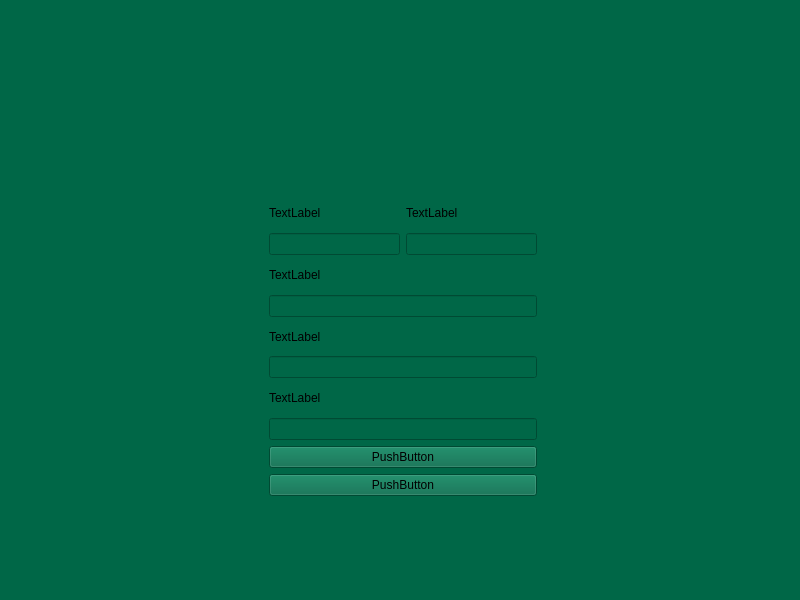
RyanLewis155/College-Portal-Project, file loginwindow.ui: the form before one commit.
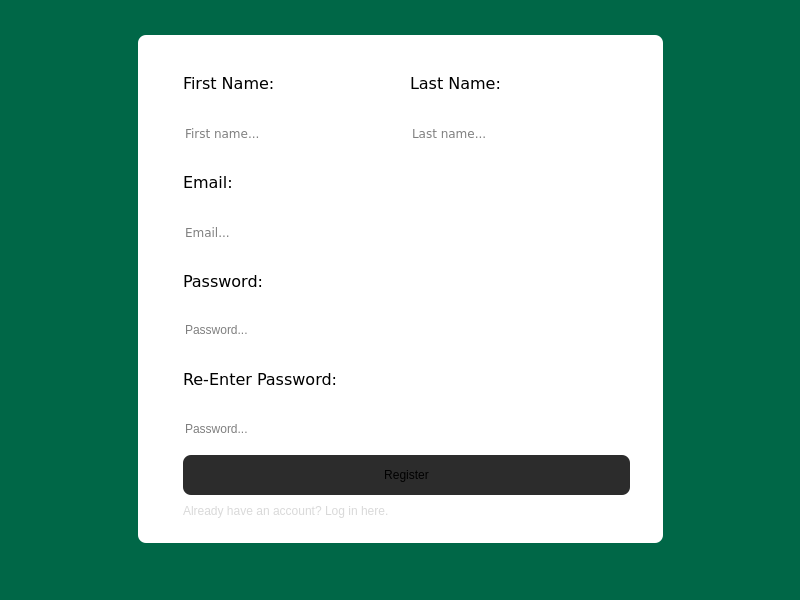
The form after the commit. The open tabs and pages were chosen to show the change.

What changed in the file:
```diff
--- a/loginwindow.ui
+++ b/loginwindow.ui
@@ -42,10 +42,29 @@
     </item>
     <item>
      <widget class="QStackedWidget" name="stackedWidget">
+      <property name="sizePolicy">
+       <sizepolicy hsizetype="Expanding" vsizetype="Expanding">
+        <horstretch>0</horstretch>
+        <verstretch>0</verstretch>
+       </sizepolicy>
+      </property>
       <widget class="QWidget" name="page_Login">
        <layout class="QGridLayout" name="gridLayout">
-        <item row="0" column="0">
-         <widget class="QFrame" name="frame">
+        <item row="2" column="0">
+         <spacer name="verticalSpacer">
+          <property name="orientation">
+           <enum>Qt::Orientation::Vertical</enum>
+          </property>
+          <property name="sizeHint" stdset="0">
+           <size>
+            <width>20</width>
+            <height>40</height>
+           </size>
+          </property>
+         </spacer>
+        </item>
+        <item row="1" column="0">
+         <widget class="QFrame" name="frame_Login">
           <property name="sizePolicy">
            <sizepolicy hsizetype="Fixed" vsizetype="Fixed">
             <horstretch>0</horstretch>
@@ -291,7 +310,7 @@
              </widget>
             </item>
             <item row="4" column="0">
-             <widget class="QPushButton" name="pushButton_Register">
+             <widget class="QPushButton" name="pushButton_Registration">
               <property name="sizePolicy">
                <sizepolicy hsizetype="Expanding" vsizetype="Fixed">
                 <horstretch>0</horstretch>
@@ -349,29 +368,127 @@
        </layout>
       </widget>
       <widget class="QWidget" name="page_Registration">
-       <widget class="QWidget" name="layoutWidget">
+       <layout class="QGridLayout" name="gridLayout_2">
+        <item row="1" column="0">
+         <widget class="QFrame" name="frame_Registration">
+          <property name="sizePolicy">
+           <sizepolicy hsizetype="Fixed" vsizetype="Fixed">
+            <horstretch>0</horstretch>
+            <verstretch>0</verstretch>
+           </sizepolicy>
+          </property>
+          <property name="minimumSize">
+           <size>
+            <width>525</width>
+            <height>508</height>
+           </size>
+          </property>
+          <property name="maximumSize">
+           <size>
+            <width>525</width>
+            <height>508</height>
+           </size>
+          </property>
+          <property name="baseSize">
+           <size>
+            <width>525</width>
+            <height>530</height>
+           </size>
+          </property>
+          <property name="styleSheet">
+           <string notr="true">background-color: white;
+border-radius: 8px;</string>
+          </property>
+          <property name="frameShape">
+           <enum>QFrame::Shape::StyledPanel</enum>
+          </property>
+          <property name="frameShadow">
+           <enum>QFrame::Shadow::Raised</enum>
+          </property>
+          <widget class="QFrame" name="frame">
         <property name="geometry">
          <rect>
-          <x>60</x>
-          <y>190</y>
-          <width>268</width>
-          <height>297</height>
-         </rect>
-        </property>
+             <x>30</x>
+             <y>10</y>
+             <width>477</width>
+             <height>491</height>
+            </rect>
+           </property>
+           <property name="sizePolicy">
+            <sizepolicy hsizetype="Expanding" vsizetype="Expanding">
+             <horstretch>0</horstretch>
+             <verstretch>0</verstretch>
+            </sizepolicy>
+           </property>
         <layout class="QVBoxLayout" name="verticalLayout_6">
+            <property name="leftMargin">
+             <number>15</number>
+            </property>
+            <property name="topMargin">
+             <number>15</number>
+            </property>
+            <property name="rightMargin">
+             <number>15</number>
+            </property>
+            <property name="bottomMargin">
+             <number>15</number>
+            </property>
          <item>
           <layout class="QHBoxLayout" name="horizontalLayout_2">
            <item>
             <layout class="QVBoxLayout" name="verticalLayout">
              <item>
               <widget class="QLabel" name="label_FirstName">
+                  <property name="sizePolicy">
+                   <sizepolicy hsizetype="Expanding" vsizetype="Preferred">
+                    <horstretch>0</horstretch>
+                    <verstretch>0</verstretch>
+                   </sizepolicy>
+                  </property>
+                  <property name="font">
+                   <font>
+                    <family>Verdana</family>
+                    <pointsize>12</pointsize>
+                   </font>
+                  </property>
+                  <property name="styleSheet">
+                   <string notr="true">color: black;
+text-align: left;</string>
+                  </property>
                <property name="text">
-                <string>TextLabel</string>
+                   <string>First Name:</string>
                </property>
               </widget>
              </item>
              <item>
-              <widget class="QLineEdit" name="lineEdit"/>
+                 <widget class="QLineEdit" name="lineEdit_FirstName">
+                  <property name="minimumSize">
+                   <size>
+                    <width>0</width>
+                    <height>40</height>
+                   </size>
+                  </property>
+                  <property name="maximumSize">
+                   <size>
+                    <width>16777215</width>
+                    <height>40</height>
+                   </size>
+                  </property>
+                  <property name="baseSize">
+                   <size>
+                    <width>0</width>
+                    <height>40</height>
+                   </size>
+                  </property>
+                  <property name="font">
+                   <font>
+                    <family>Verdana</family>
+                   </font>
+                  </property>
+                  <property name="placeholderText">
+                   <string>First name...</string>
+                  </property>
+                 </widget>
              </item>
             </layout>
            </item>
@@ -379,13 +496,56 @@
             <layout class="QVBoxLayout" name="verticalLayout_2">
              <item>
               <widget class="QLabel" name="label_LastName">
+                  <property name="sizePolicy">
+                   <sizepolicy hsizetype="Expanding" vsizetype="Preferred">
+                    <horstretch>0</horstretch>
+                    <verstretch>0</verstretch>
+                   </sizepolicy>
+                  </property>
+                  <property name="font">
+                   <font>
+                    <family>Verdana</family>
+                    <pointsize>12</pointsize>
+                   </font>
+                  </property>
+                  <property name="styleSheet">
+                   <string notr="true">color: black;
+text-align: left;</string>
+                  </property>
                <property name="text">
-                <string>TextLabel</string>
+                   <string>Last Name:</string>
                </property>
               </widget>
              </item>
              <item>
-              <widget class="QLineEdit" name="lineEdit_2"/>
+                 <widget class="QLineEdit" name="lineEdit_LastName">
+                  <property name="minimumSize">
+                   <size>
+                    <width>0</width>
+                    <height>40</height>
+                   </size>
+                  </property>
+                  <property name="maximumSize">
+                   <size>
+                    <width>16777215</width>
+                    <height>40</height>
+                   </size>
+                  </property>
+                  <property name="baseSize">
+                   <size>
+                    <width>0</width>
+                    <height>40</height>
+                   </size>
+                  </property>
+                  <property name="font">
+                   <font>
+                    <family>Verdana</family>
+                   </font>
+                  </property>
+                  <property name="placeholderText">
+                   <string>Last name...</string>
+                  </property>
+                 </widget>
              </item>
             </layout>
            </item>
@@ -394,63 +554,280 @@
          <item>
           <layout class="QVBoxLayout" name="verticalLayout_3">
            <item>
-            <widget class="QLabel" name="label_3">
+               <widget class="QLabel" name="label_RegEmail">
+                <property name="sizePolicy">
+                 <sizepolicy hsizetype="Expanding" vsizetype="Preferred">
+                  <horstretch>0</horstretch>
+                  <verstretch>0</verstretch>
+                 </sizepolicy>
+                </property>
+                <property name="font">
+                 <font>
+                  <family>Verdana</family>
+                  <pointsize>12</pointsize>
+                 </font>
+                </property>
+                <property name="styleSheet">
+                 <string notr="true">color: black;
+text-align: left;</string>
+                </property>
              <property name="text">
-              <string>TextLabel</string>
+                 <string>Email:</string>
              </property>
             </widget>
            </item>
            <item>
-            <widget class="QLineEdit" name="lineEdit_3"/>
+               <widget class="QLineEdit" name="lineEdit_RegEmail">
+                <property name="minimumSize">
+                 <size>
+                  <width>0</width>
+                  <height>40</height>
+                 </size>
+                </property>
+                <property name="maximumSize">
+                 <size>
+                  <width>16777215</width>
+                  <height>40</height>
+                 </size>
+                </property>
+                <property name="baseSize">
+                 <size>
+                  <width>0</width>
+                  <height>40</height>
+                 </size>
+                </property>
+                <property name="font">
+                 <font>
+                  <family>Verdana</family>
+                 </font>
+                </property>
+                <property name="placeholderText">
+                 <string>Email...</string>
+                </property>
+               </widget>
            </item>
           </layout>
          </item>
          <item>
           <layout class="QVBoxLayout" name="verticalLayout_4">
            <item>
-            <widget class="QLabel" name="label_4">
+               <widget class="QLabel" name="label_RegPassword">
+                <property name="sizePolicy">
+                 <sizepolicy hsizetype="Expanding" vsizetype="Preferred">
+                  <horstretch>0</horstretch>
+                  <verstretch>0</verstretch>
+                 </sizepolicy>
+                </property>
+                <property name="font">
+                 <font>
+                  <family>Verdana</family>
+                  <pointsize>12</pointsize>
+                 </font>
+                </property>
+                <property name="styleSheet">
+                 <string notr="true">color: black;
+text-align: left;</string>
+                </property>
              <property name="text">
-              <string>TextLabel</string>
+                 <string>Password:</string>
              </property>
             </widget>
            </item>
            <item>
-            <widget class="QLineEdit" name="lineEdit_4"/>
+               <widget class="QLineEdit" name="lineEdit_RegPassword">
+                <property name="minimumSize">
+                 <size>
+                  <width>0</width>
+                  <height>40</height>
+                 </size>
+                </property>
+                <property name="maximumSize">
+                 <size>
+                  <width>16777215</width>
+                  <height>40</height>
+                 </size>
+                </property>
+                <property name="baseSize">
+                 <size>
+                  <width>0</width>
+                  <height>40</height>
+                 </size>
+                </property>
+                <property name="placeholderText">
+                 <string>Password...</string>
+                </property>
+               </widget>
            </item>
           </layout>
          </item>
          <item>
           <layout class="QVBoxLayout" name="verticalLayout_5">
+              <property name="sizeConstraint">
+               <enum>QLayout::SizeConstraint::SetNoConstraint</enum>
+              </property>
            <item>
-            <widget class="QLabel" name="label_5">
+               <widget class="QLabel" name="label_RegRePassword">
+                <property name="sizePolicy">
+                 <sizepolicy hsizetype="Expanding" vsizetype="Preferred">
+                  <horstretch>0</horstretch>
+                  <verstretch>0</verstretch>
+                 </sizepolicy>
+                </property>
+                <property name="font">
+                 <font>
+                  <family>Verdana</family>
+                  <pointsize>12</pointsize>
+                 </font>
+                </property>
+                <property name="styleSheet">
+                 <string notr="true">color: black;
+text-align: left;</string>
+                </property>
              <property name="text">
-              <string>TextLabel</string>
+                 <string>Re-Enter Password:</string>
              </property>
             </widget>
            </item>
            <item>
-            <widget class="QLineEdit" name="lineEdit_5"/>
+               <widget class="QLineEdit" name="lineEdit_RegRePassword">
+                <property name="minimumSize">
+                 <size>
+                  <width>0</width>
+                  <height>40</height>
+                 </size>
+                </property>
+                <property name="maximumSize">
+                 <size>
+                  <width>16777215</width>
+                  <height>40</height>
+                 </size>
+                </property>
+                <property name="baseSize">
+                 <size>
+                  <width>0</width>
+                  <height>40</height>
+                 </size>
+                </property>
+                <property name="placeholderText">
+                 <string>Password...</string>
+                </property>
+               </widget>
            </item>
           </layout>
          </item>
          <item>
-          <widget class="QPushButton" name="pushButton">
+             <widget class="QPushButton" name="pushButton_Register">
+              <property name="sizePolicy">
+               <sizepolicy hsizetype="Expanding" vsizetype="Fixed">
+                <horstretch>0</horstretch>
+                <verstretch>0</verstretch>
+               </sizepolicy>
+              </property>
+              <property name="minimumSize">
+               <size>
+                <width>0</width>
+                <height>40</height>
+               </size>
+              </property>
+              <property name="maximumSize">
+               <size>
+                <width>16777215</width>
+                <height>40</height>
+               </size>
+              </property>
+              <property name="baseSize">
+               <size>
+                <width>0</width>
+                <height>40</height>
+               </size>
+              </property>
+              <property name="cursor">
+               <cursorShape>PointingHandCursor</cursorShape>
+              </property>
+              <property name="styleSheet">
+               <string notr="true">background-color: #2C2C2C;</string>
+              </property>
            <property name="text">
-            <string>PushButton</string>
+               <string>Register</string>
            </property>
           </widget>
          </item>
          <item>
-          <widget class="QPushButton" name="pushButton_2">
+             <widget class="QPushButton" name="pushButton_GoToLogin">
+              <property name="enabled">
+               <bool>true</bool>
+              </property>
+              <property name="sizePolicy">
+               <sizepolicy hsizetype="Expanding" vsizetype="Fixed">
+                <horstretch>0</horstretch>
+                <verstretch>0</verstretch>
+               </sizepolicy>
+              </property>
+              <property name="minimumSize">
+               <size>
+                <width>0</width>
+                <height>20</height>
+               </size>
+              </property>
+              <property name="maximumSize">
+               <size>
+                <width>16777215</width>
+                <height>20</height>
+               </size>
+              </property>
+              <property name="baseSize">
+               <size>
+                <width>0</width>
+                <height>20</height>
+               </size>
+              </property>
+              <property name="cursor">
+               <cursorShape>PointingHandCursor</cursorShape>
+              </property>
+              <property name="styleSheet">
+               <string notr="true">background-color: transparent;
+color: #D9D9D9;
+border-radius: 8px;
+text-align: left;</string>
+              </property>
            <property name="text">
-            <string>PushButton</string>
+               <string>Already have an account? Log in here.</string>
            </property>
           </widget>
          </item>
         </layout>
        </widget>
       </widget>
-     </widget>
+        </item>
+        <item row="2" column="0">
+         <spacer name="verticalSpacer_3">
+          <property name="orientation">
+           <enum>Qt::Orientation::Vertical</enum>
+          </property>
+          <property name="sizeHint" stdset="0">
+           <size>
+            <width>20</width>
+            <height>40</height>
+           </size>
+          </property>
+         </spacer>
+        </item>
+        <item row="0" column="0">
+         <spacer name="verticalSpacer_4">
+          <property name="orientation">
+           <enum>Qt::Orientation::Vertical</enum>
+          </property>
+          <property name="sizeHint" stdset="0">
+           <size>
+            <width>20</width>
+            <height>40</height>
+           </size>
+          </property>
+         </spacer>
+        </item>
+       </layout>
+      </widget>
+     </widget>
     </item>
     <item>
      <spacer name="horizontalSpacer_2">
```
Left out of the diff: 19 changed lines with no effect on the pictures. Lines whose indentation alone changed are shown as unchanged.
